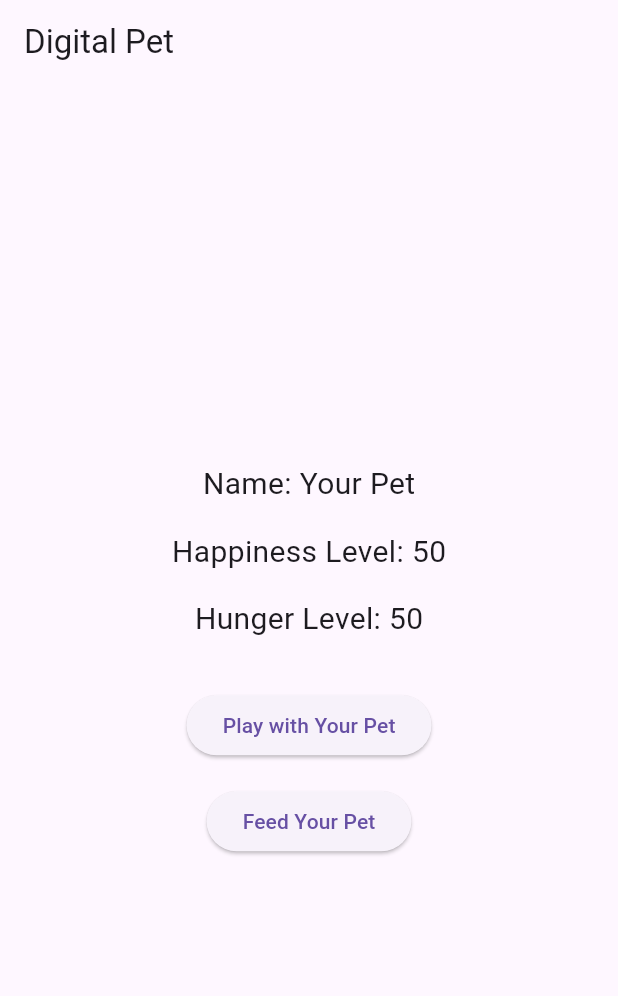
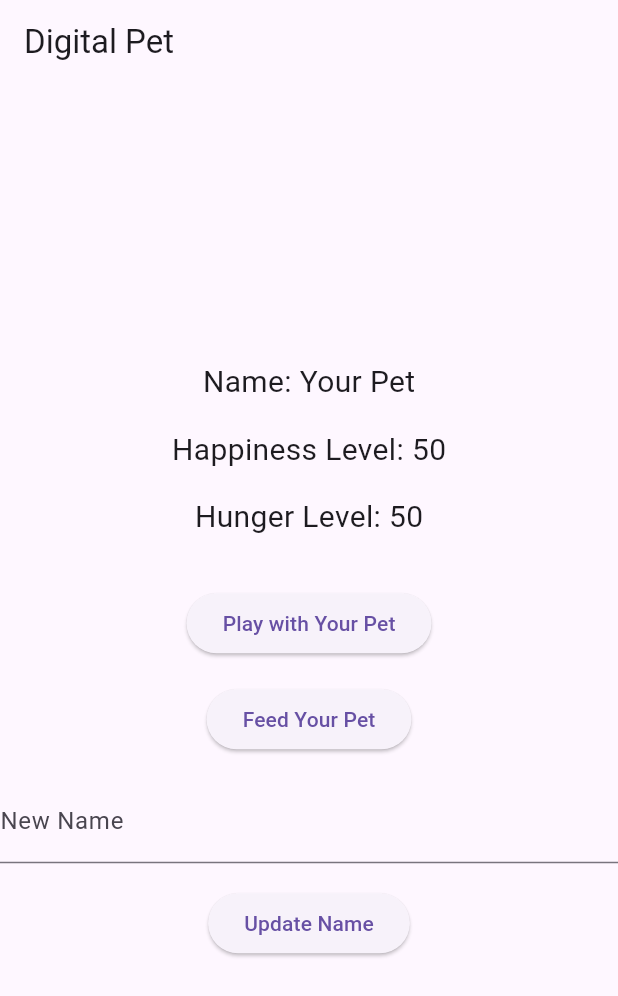
Before and after one commit to JashThakkar/real_dig_pet, a Flutter app: the screen it shows after launch, on a phone screen of 412 x 824 dp. Shown: the top 996 px of the screen. Run offline on Flutter 3.47's test engine with Material 3 defaults, Android fonts, the phone set to English and light mode, and no system bars.

Commit message:
added adding name functionality and a button

```diff
--- a/lib/main.dart
+++ b/lib/main.dart
@@ -81,6 +81,17 @@
               onPressed: _feedPet,
               child: Text('Feed Your Pet'),
             ),
+            SizedBox(height: 16.0),
+            TextField(
+              decoration: InputDecoration(
+              labelText: 'New Name',
+              ),
+            ),
+            SizedBox(height: 16.0),
+            ElevatedButton(
+              onPressed: _feedPet,
+              child: Text('Update Name'),
+            ),
           ],
         ),
       ),
```
